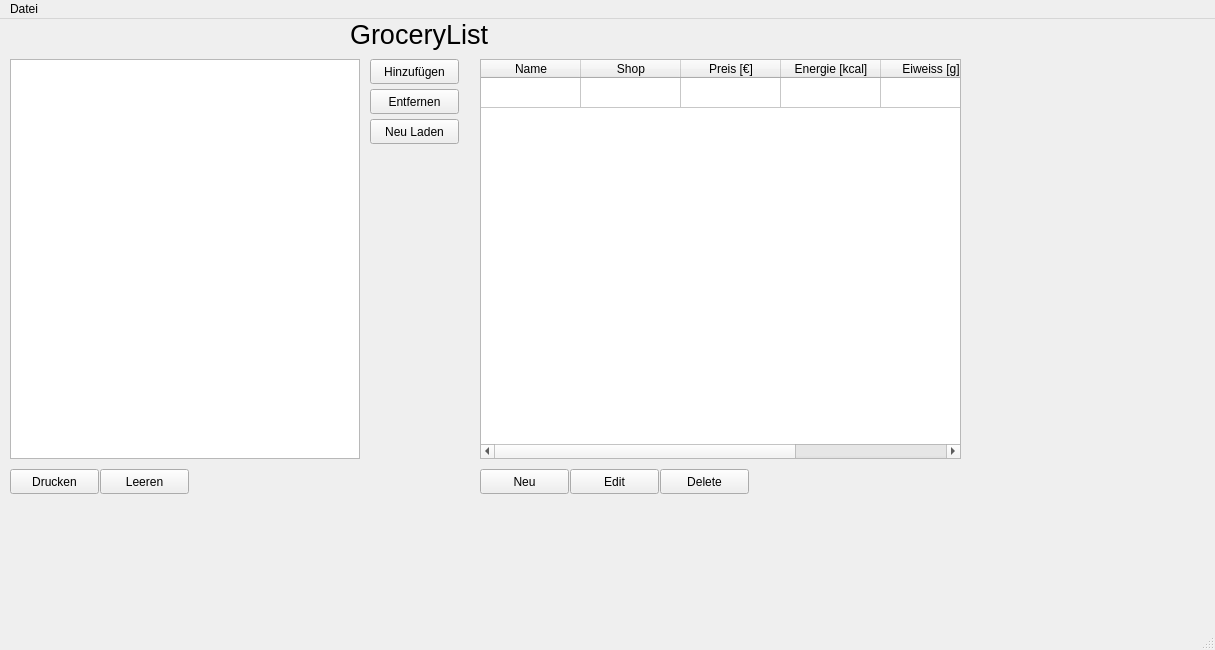
Before: the Qt Designer form mainwindow.ui in RaGri42/GroceryList, drawn with Qt 5.
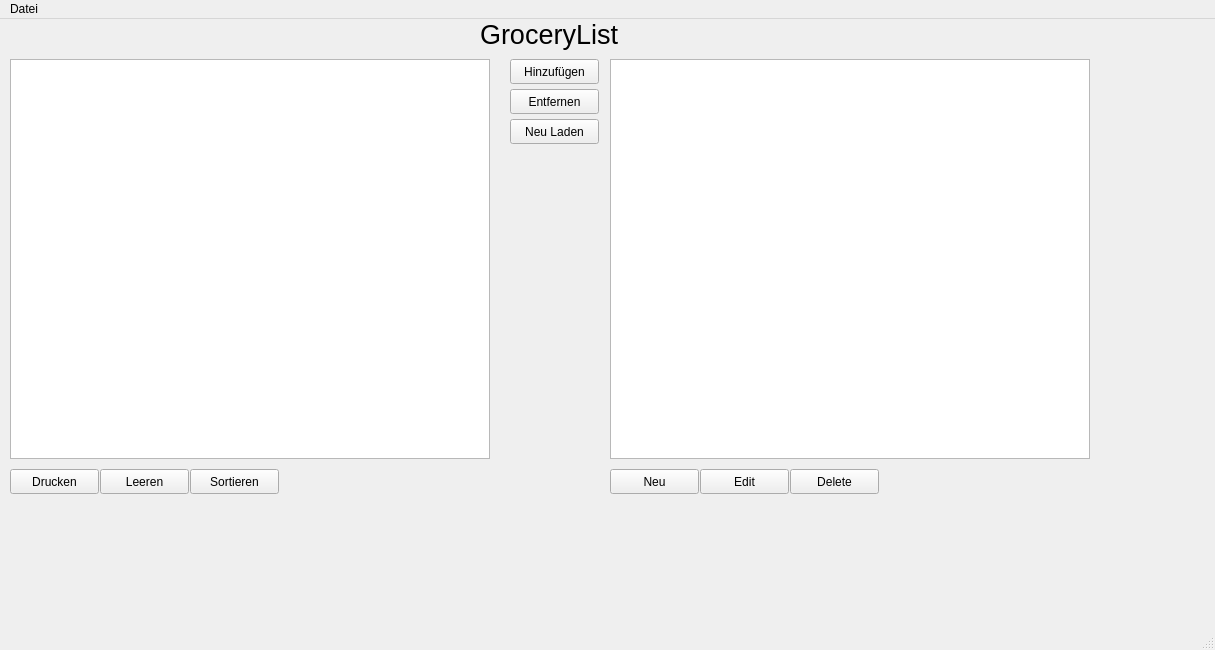
After: the same form once the commit is applied.

What changed in the file:
```diff
--- a/mainwindow.ui
+++ b/mainwindow.ui
@@ -17,7 +17,7 @@
    <widget class="QPushButton" name="pushButton">
     <property name="geometry">
      <rect>
-      <x>370</x>
+      <x>510</x>
       <y>40</y>
       <width>89</width>
       <height>25</height>
@@ -30,7 +30,7 @@
    <widget class="QPushButton" name="pushButton_2">
     <property name="geometry">
      <rect>
-      <x>370</x>
+      <x>510</x>
       <y>70</y>
       <width>89</width>
       <height>25</height>
@@ -46,9 +46,9 @@
     </property>
     <property name="geometry">
      <rect>
-      <x>480</x>
+      <x>610</x>
       <y>40</y>
-      <width>481</width>
+      <width>480</width>
       <height>400</height>
      </rect>
     </property>
@@ -68,13 +68,13 @@
      <bool>true</bool>
     </property>
     <property name="rowCount">
-     <number>1</number>
+     <number>0</number>
     </property>
     <property name="columnCount">
-     <number>6</number>
+     <number>0</number>
     </property>
     <attribute name="horizontalHeaderVisible">
-     <bool>true</bool>
+     <bool>false</bool>
     </attribute>
     <attribute name="horizontalHeaderCascadingSectionResizes">
      <bool>false</bool>
@@ -97,48 +97,21 @@
     <attribute name="verticalHeaderHighlightSections">
      <bool>false</bool>
     </attribute>
-    <row/>
-    <column>
-     <property name="text">
-      <string>Name</string>
-     </property>
-    </column>
-    <column>
-     <property name="text">
-      <string>Shop</string>
-     </property>
-    </column>
-    <column>
-     <property name="text">
-      <string>Preis [€]</string>
-     </property>
-    </column>
-    <column>
-     <property name="text">
-      <string>Energie [kcal]</string>
-     </property>
-    </column>
-    <column>
-     <property name="text">
-      <string>Eiweiss [g]</string>
-     </property>
-    </column>
-    <column/>
    </widget>
    <widget class="QTableWidget" name="tableWidget_2">
     <property name="geometry">
      <rect>
       <x>10</x>
       <y>40</y>
-      <width>350</width>
+      <width>480</width>
       <height>400</height>
      </rect>
     </property>
     <property name="showGrid">
-     <bool>false</bool>
+     <bool>true</bool>
     </property>
     <property name="sortingEnabled">
-     <bool>true</bool>
+     <bool>false</bool>
     </property>
     <property name="rowCount">
      <number>0</number>
@@ -156,7 +129,7 @@
      <number>55</number>
     </attribute>
     <attribute name="horizontalHeaderStretchLastSection">
-     <bool>false</bool>
+     <bool>true</bool>
     </attribute>
     <attribute name="verticalHeaderVisible">
      <bool>false</bool>
@@ -171,7 +144,7 @@
    <widget class="QPushButton" name="pushButton_3">
     <property name="geometry">
      <rect>
-      <x>480</x>
+      <x>610</x>
       <y>450</y>
       <width>89</width>
       <height>25</height>
@@ -210,7 +183,7 @@
    <widget class="QLabel" name="label">
     <property name="geometry">
      <rect>
-      <x>350</x>
+      <x>480</x>
       <y>0</y>
       <width>141</width>
       <height>31</height>
@@ -228,7 +201,7 @@
    <widget class="QPushButton" name="pushButton_6">
     <property name="geometry">
      <rect>
-      <x>370</x>
+      <x>510</x>
       <y>100</y>
       <width>89</width>
       <height>25</height>
@@ -241,7 +214,7 @@
    <widget class="QPushButton" name="editButton">
     <property name="geometry">
      <rect>
-      <x>570</x>
+      <x>700</x>
       <y>450</y>
       <width>89</width>
       <height>25</height>
@@ -254,7 +227,7 @@
    <widget class="QPushButton" name="pushButton_7">
     <property name="geometry">
      <rect>
-      <x>660</x>
+      <x>790</x>
       <y>450</y>
       <width>89</width>
       <height>25</height>
@@ -264,6 +237,19 @@
      <string>Delete</string>
     </property>
    </widget>
+   <widget class="QPushButton" name="pushButton_8">
+    <property name="geometry">
+     <rect>
+      <x>190</x>
+      <y>450</y>
+      <width>89</width>
+      <height>25</height>
+     </rect>
+    </property>
+    <property name="text">
+     <string>Sortieren</string>
+    </property>
+   </widget>
   </widget>
   <widget class="QMenuBar" name="menubar">
    <property name="geometry">
```
Left out of the diff: 6 changed lines with no effect on the pictures.
